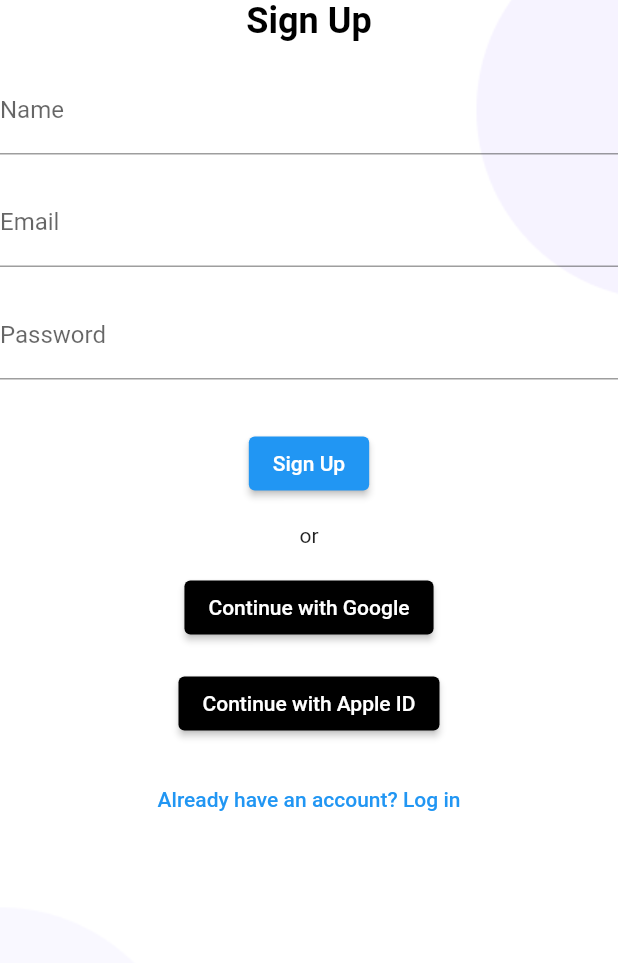
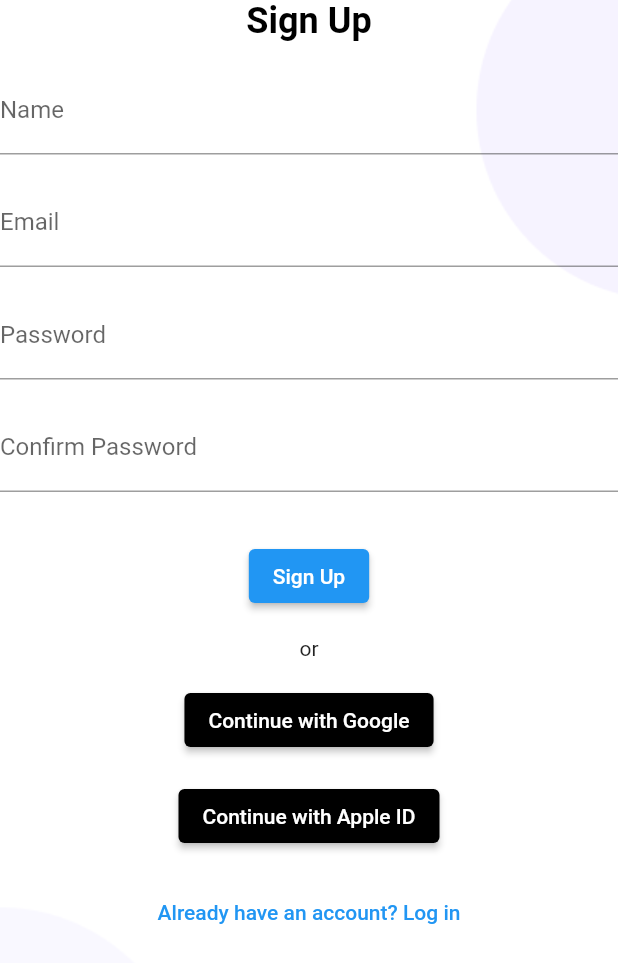
Before and after one commit to apsarabishwokarma/Digisat-flutter-app, a Flutter app: the SignUpPage screen opened directly, on a phone screen of 412 x 824 dp. Shown: the top 963 px of the screen. Run offline on Flutter 3.47's test engine with Material 2 defaults, Android fonts, the phone set to English and light mode, and no system bars; our stand-ins replace smooth_page_indicator.

Commit message:
Auth Screen generic design

```diff
--- a/lib/main.dart
+++ b/lib/main.dart
@@ -1,4 +1,4 @@
-import 'package:digisat_app/pages/auth/congratulaion_screen.dart';
+import 'package:digisat_app/pages/auth/signup_page.dart';
 import 'package:flutter/material.dart';
 
 void main() {
@@ -15,7 +15,7 @@ class DigiSat extends StatelessWidget {
       title: 'DigiSat',
       debugShowCheckedModeBanner: false,
       //primarySwatch: Colors.blue,
-      home: CongratulationPage(),
+      home: SignUpPage(),
     );
   }
 }
--- a/lib/pages/auth/signup_page.dart
+++ b/lib/pages/auth/signup_page.dart
@@ -42,6 +42,13 @@ class SignUpPage extends StatelessWidget {
               ),
               obscureText: true,
             ),
+            const SizedBox(height: 16),
+            TextFormField(
+              decoration: const InputDecoration(
+                labelText: 'Confirm Password',
+              ),
+              obscureText: true,
+            ),
             const SizedBox(height: 32),
             ElevatedButton(
               onPressed: () {},
```
Also changed, not shown: lib/pages/auth/otp_screen.dart (+3 -7 lines).
